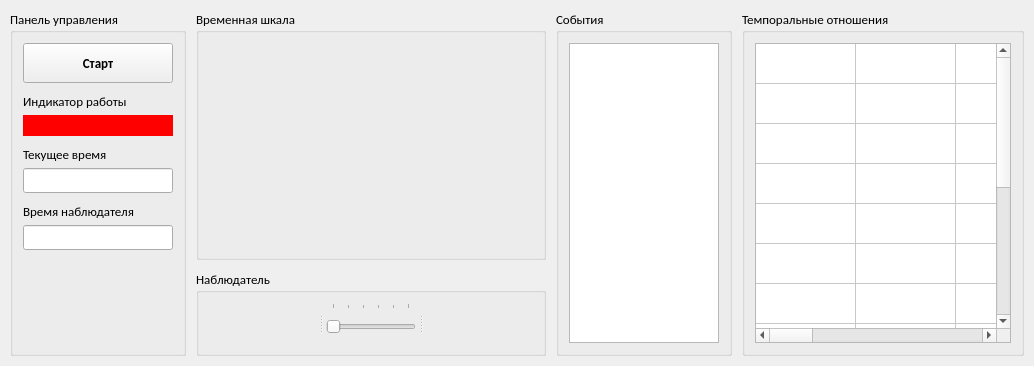
Before: the Qt Designer form ui/main_window.ui in WeeIIer/knowledge_representation-lab_1, drawn with Qt 5.
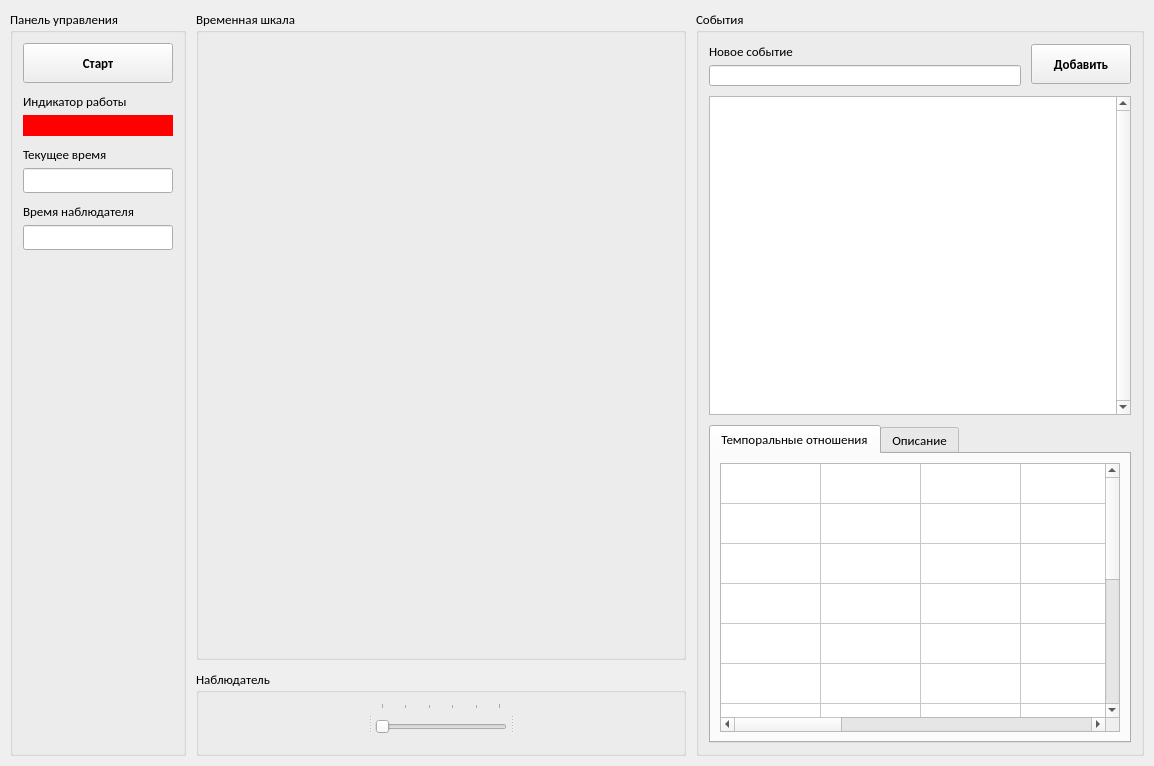
After: the same form once the commit is applied.

Commit message: feat: Оптимизировать интерфейс для работы с событиями и темпорами

What changed in the file:
```diff
--- a/ui/main_window.ui
+++ b/ui/main_window.ui
@@ -6,8 +6,8 @@
    <rect>
     <x>0</x>
     <y>0</y>
-    <width>1034</width>
-    <height>366</height>
+    <width>1154</width>
+    <height>766</height>
    </rect>
   </property>
   <property name="sizePolicy">
@@ -209,23 +209,6 @@
     </widget>
    </item>
    <item>
-    <layout class="QHBoxLayout" name="horizontalLayout_2">
-     <property name="spacing">
-      <number>10</number>
-     </property>
-     <property name="leftMargin">
-      <number>0</number>
-     </property>
-     <property name="topMargin">
-      <number>0</number>
-     </property>
-     <property name="rightMargin">
-      <number>0</number>
-     </property>
-     <property name="bottomMargin">
-      <number>0</number>
-     </property>
-     <item>
       <layout class="QVBoxLayout" name="verticalLayout_4">
        <property name="spacing">
         <number>10</number>
@@ -376,6 +359,23 @@
       </layout>
      </item>
      <item>
+    <layout class="QHBoxLayout" name="horizontalLayout_2">
+     <property name="spacing">
+      <number>10</number>
+     </property>
+     <property name="leftMargin">
+      <number>0</number>
+     </property>
+     <property name="topMargin">
+      <number>0</number>
+     </property>
+     <property name="rightMargin">
+      <number>0</number>
+     </property>
+     <property name="bottomMargin">
+      <number>0</number>
+     </property>
+     <item>
       <widget class="QGroupBox" name="groupBox_6">
        <property name="sizePolicy">
         <sizepolicy hsizetype="Fixed" vsizetype="Preferred">
@@ -402,48 +402,94 @@
         <property name="bottomMargin">
          <number>10</number>
         </property>
+        <item>
+         <layout class="QHBoxLayout" name="horizontalLayout">
+          <property name="spacing">
+           <number>10</number>
+          </property>
+          <item>
+           <layout class="QVBoxLayout" name="verticalLayout_17">
+            <property name="spacing">
+             <number>5</number>
+            </property>
+            <item>
+             <widget class="QLabel" name="label_12">
+              <property name="text">
+               <string>Новое событие</string>
+              </property>
+             </widget>
+            </item>
+            <item>
+             <widget class="QLineEdit" name="edit_add_event">
+              <property name="minimumSize">
+               <size>
+                <width>0</width>
+                <height>21</height>
+               </size>
+              </property>
+              <property name="contextMenuPolicy">
+               <enum>Qt::NoContextMenu</enum>
+              </property>
+              <property name="clearButtonEnabled">
+               <bool>true</bool>
+              </property>
+             </widget>
+            </item>
+           </layout>
+          </item>
+          <item>
+           <widget class="QPushButton" name="button_add_event">
+            <property name="minimumSize">
+             <size>
+              <width>100</width>
+              <height>40</height>
+             </size>
+            </property>
+            <property name="font">
+             <font>
+              <weight>75</weight>
+              <bold>true</bold>
+             </font>
+            </property>
+            <property name="cursor">
+             <cursorShape>PointingHandCursor</cursorShape>
+            </property>
+            <property name="text">
+             <string>Добавить</string>
+            </property>
+            <property name="iconSize">
+             <size>
+              <width>24</width>
+              <height>24</height>
+             </size>
+            </property>
+           </widget>
+          </item>
+         </layout>
+        </item>
         <item>
          <widget class="QListWidget" name="list_events">
           <property name="maximumSize">
            <size>
-            <width>150</width>
+            <width>16777215</width>
             <height>16777215</height>
            </size>
           </property>
+          <property name="verticalScrollBarPolicy">
+           <enum>Qt::ScrollBarAlwaysOn</enum>
+          </property>
          </widget>
-        </item>
-       </layout>
-      </widget>
-     </item>
-    </layout>
    </item>
    <item>
-    <widget class="QGroupBox" name="groupBox_4">
-     <property name="sizePolicy">
-      <sizepolicy hsizetype="Fixed" vsizetype="Preferred">
-       <horstretch>0</horstretch>
-       <verstretch>0</verstretch>
-      </sizepolicy>
-     </property>
-     <property name="title">
+         <widget class="QTabWidget" name="tabWidget">
+          <property name="currentIndex">
+           <number>0</number>
+          </property>
+          <widget class="QWidget" name="tab">
+           <attribute name="title">
       <string>Темпоральные отношения</string>
-     </property>
-     <layout class="QVBoxLayout" name="verticalLayout_6">
-      <property name="spacing">
-       <number>10</number>
-      </property>
-      <property name="leftMargin">
-       <number>10</number>
-      </property>
-      <property name="topMargin">
-       <number>10</number>
-      </property>
-      <property name="rightMargin">
-       <number>10</number>
-      </property>
-      <property name="bottomMargin">
-       <number>10</number>
-      </property>
+           </attribute>
+           <layout class="QVBoxLayout" name="verticalLayout_5">
       <item>
        <widget class="QTableWidget" name="table_buffer">
         <property name="sizePolicy">
@@ -454,7 +500,7 @@
         </property>
         <property name="minimumSize">
          <size>
-          <width>200</width>
+                <width>400</width>
           <height>0</height>
          </size>
         </property>
@@ -636,6 +682,17 @@
       </item>
      </layout>
     </widget>
+          <widget class="QWidget" name="tab_2">
+           <attribute name="title">
+            <string>Описание</string>
+           </attribute>
+          </widget>
+         </widget>
+        </item>
+       </layout>
+      </widget>
+     </item>
+    </layout>
    </item>
   </layout>
  </widget>
```
Left out of the diff: 15 changed lines with no effect on the pictures. Lines whose indentation alone changed are shown as unchanged. The commit also changes 1 other file.
